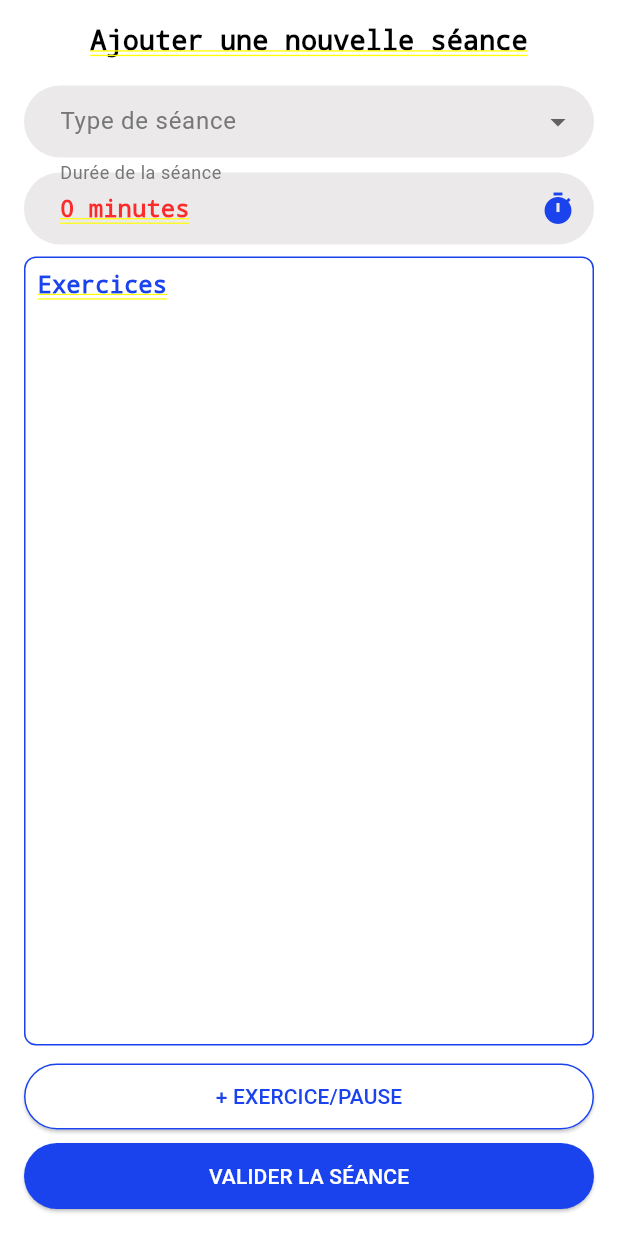
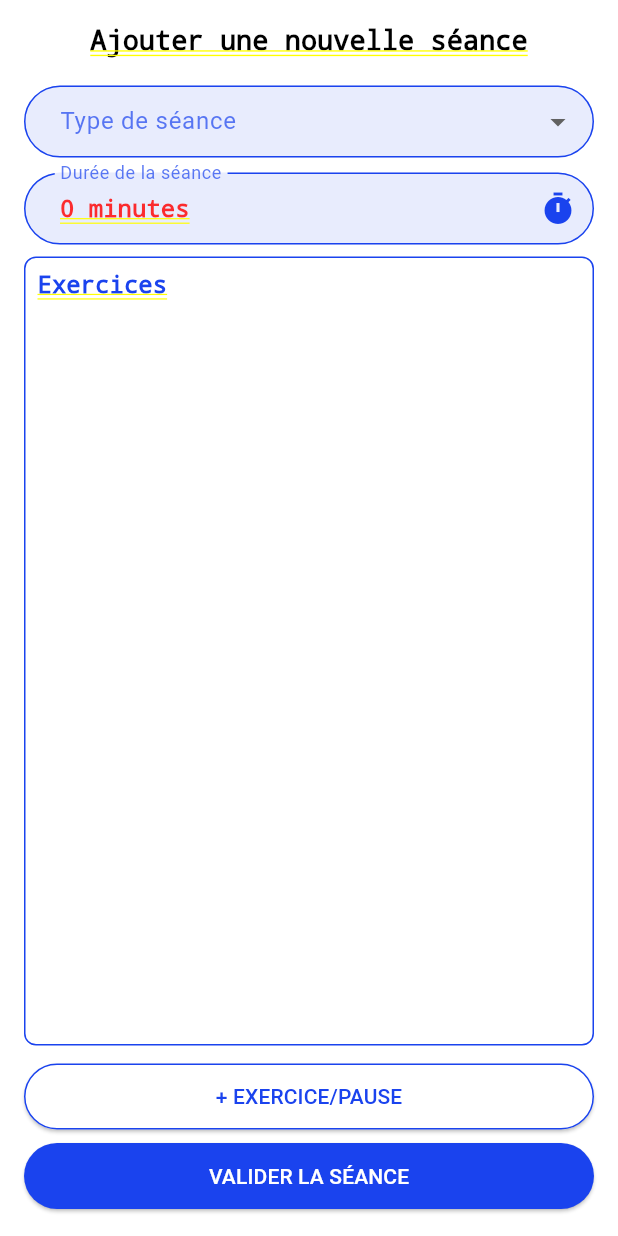
Before and after one commit to Andemion/Zenfit, a Flutter app: the PlanningScreen screen opened by its route, on a phone screen of 412 x 824 dp. Run offline on Flutter 3.47's test engine with Material 3 defaults, Android fonts, the phone set to English and light mode, and no system bars; our stand-ins replace firebase_auth, firebase_core, google_sign_in, speech_to_text, sqflite; accounts and stored records are empty.

Commit message:
Application du theme sur l'ensemble des styles

```diff
--- a/zenfit/lib/style/box_decoration.dart
+++ b/zenfit/lib/style/box_decoration.dart
@@ -1,11 +1,21 @@
 import 'package:flutter/material.dart';
+import 'package:provider/provider.dart';
+import 'package:zenfit/themes/color.dart';
 
-final BoxDecoration whiteBox = BoxDecoration(
-    border: Border.all(color: const Color(0xFF1A43EE)),
+BoxDecoration whiteBox(BuildContext context) {
+  Color themeColor = Provider.of<ThemeColorProvider>(context).themeColor;
+  return BoxDecoration(
+    border: Border.all(color: themeColor),
     borderRadius: BorderRadius.circular(8),
-);
+  );
+}
 
-final BoxDecoration greyBox = BoxDecoration(
-    color: const Color(0xFFEBE9E9),
+BoxDecoration greyBox(BuildContext context) {
+  Color themeColor = Provider.of<ThemeColorProvider>(context).themeColor;
+  return BoxDecoration(
+    color: Theme.of(context).brightness == Brightness.dark
+        ? const Color(0xFF333333)
+        : const Color(0xFFEBE9E9),
     borderRadius: BorderRadius.circular(50),
-);
+  );
+}
--- a/zenfit/lib/style/button_style.dart
+++ b/zenfit/lib/style/button_style.dart
@@ -1,16 +1,24 @@
 import 'package:flutter/material.dart';
+import 'package:provider/provider.dart';
+import 'package:zenfit/themes/color.dart';
 
-final ButtonStyle BleuButtonStyle = ElevatedButton.styleFrom(
+ButtonStyle BleuButtonStyle(BuildContext context) {
+  Color themeColor = Provider.of<ThemeColorProvider>(context).themeColor;
+  return ElevatedButton.styleFrom(
     iconColor: Colors.white,
     foregroundColor: Colors.white,
-  backgroundColor: const Color(0xFF1A43EE),
+    backgroundColor: themeColor,
     padding: const EdgeInsets.symmetric(vertical: 12.0, horizontal: 25.0),
   );
+}
 
-final ButtonStyle WhiteButtonStyle = ElevatedButton.styleFrom(
-  iconColor: const Color(0xFF1A43EE),
-  foregroundColor: const Color(0xFF1A43EE),
+ButtonStyle WhiteButtonStyle(BuildContext context) {
+  Color themeColor = Provider.of<ThemeColorProvider>(context).themeColor;
+  return ElevatedButton.styleFrom(
+    iconColor: themeColor,
+    foregroundColor: themeColor,
     backgroundColor: Colors.white,
-  side: const BorderSide(color: Color(0xFF1A43EE)),
+    side: BorderSide(color: themeColor),
     padding: const EdgeInsets.symmetric(vertical: 12.0, horizontal: 25.0),
   );
+}
--- a/zenfit/lib/style/icon_theme.dart
+++ b/zenfit/lib/style/icon_theme.dart
@@ -1,10 +1,18 @@
 import 'package:flutter/material.dart';
+import 'package:provider/provider.dart';
+import 'package:zenfit/themes/color.dart';
 
-final IconThemeData whiteIcon = IconThemeData(
-  color: Colors.white,
-);
+IconThemeData whiteIcon(BuildContext context) {
+  Color themeColor = Provider.of<ThemeColorProvider>(context).themeColor;
+  return IconThemeData(
+    color: Colors.white,
+  );
+}
 
-final Icon timerIconStyle = Icon(
-  Icons.timer,
-  color: Color(0xFF1A43EE)
-);
+Icon timerIconStyle(BuildContext context) {
+  Color themeColor = Provider.of<ThemeColorProvider>(context).themeColor;
+  return Icon(
+    Icons.timer,
+    color: themeColor,
+  );
+}
--- a/zenfit/lib/style/input_decoration.dart
+++ b/zenfit/lib/style/input_decoration.dart
@@ -1,17 +1,23 @@
 import 'package:flutter/material.dart';
+import 'package:provider/provider.dart';
+import 'package:zenfit/themes/color.dart';
 
-final InputDecoration greyInput = InputDecoration(
-  labelStyle: const TextStyle(color: Color(0xFF777777)),
+InputDecoration greyInput(BuildContext context) {
+  Color themeColor = Provider.of<ThemeColorProvider>(context).themeColor;
+
+  return InputDecoration(
+    labelStyle: TextStyle(color: themeColor.withOpacity(0.7)),
     filled: true,
-  fillColor: const Color(0xFFEBE9E9),
+    fillColor: themeColor.withOpacity(0.1),
     border: InputBorder.none,
     focusedBorder: OutlineInputBorder(
       borderRadius: BorderRadius.circular(30.0),
-    borderSide: const BorderSide(color: Colors.transparent),
+      borderSide: BorderSide(color: themeColor),
     ),
     enabledBorder: OutlineInputBorder(
       borderRadius: BorderRadius.circular(30.0),
-    borderSide: const BorderSide(color: Colors.transparent),
+      borderSide: BorderSide(color: themeColor),
     ),
-  contentPadding: const EdgeInsets.symmetric(horizontal: 20.0)
+    contentPadding: const EdgeInsets.symmetric(horizontal: 20.0),
   );
+}
--- a/zenfit/lib/style/text_style.dart
+++ b/zenfit/lib/style/text_style.dart
@@ -1,22 +1,32 @@
 import 'package:flutter/material.dart';
+import 'package:provider/provider.dart';
+import 'package:zenfit/themes/color.dart';
 
-final TextStyle TitleStyle = TextStyle(
+TextStyle TitleStyle = const TextStyle(
   color: Color(0xFF000000),
   fontSize: 40,
   fontWeight: FontWeight.bold,
 );
 
-final TextStyle ContentTextStyle = TextStyle(
-  color: Colors.black,
+TextStyle ContentTextStyle(BuildContext context) {
+  return TextStyle(
+    color: Theme.of(context).brightness == Brightness.dark
+      ? Colors.white
+      : Colors.black,
     fontSize: 18,
   );
+}
 
-final TextStyle BleuTitleXSTextStyle = TextStyle(
-  color: const Color(0xFF1A43EE),
+TextStyle BleuTitleXSTextStyle(BuildContext context) {
+  Color themeColor = Provider.of<ThemeColorProvider>(context).themeColor;
+
+  return TextStyle(
+    color: themeColor,
     fontSize: 16,
     fontWeight: FontWeight.bold,
   );
+}
 
-final TextStyle whiteTextStyle = TextStyle(
+TextStyle whiteTextStyle = const TextStyle(
   color: Colors.white,
 );
--- a/zenfit/lib/themes/color.dart
+++ b/zenfit/lib/themes/color.dart
@@ -1,7 +1,7 @@
 import 'package:flutter/material.dart';
 
 class ThemeColorProvider with ChangeNotifier {
-  Color _themeColor = const Color(0xFF1A43EE); // Valeur par défaut (Bleu)
+  Color _themeColor = const Color(0xFF1A43EE);
 
   Color get themeColor => _themeColor;
 
@@ -19,6 +19,6 @@ class ThemeColorProvider with ChangeNotifier {
       default:
         _themeColor = Colors.blue;
     }
-    notifyListeners(); // Notifie tous les widgets qui écoutent ce provider
+    notifyListeners();
   }
 }
--- a/zenfit/lib/themes/dark_mode.dart
+++ b/zenfit/lib/themes/dark_mode.dart
@@ -1,12 +1,12 @@
 import 'package:flutter/material.dart';
 
 class DarkModeProvider with ChangeNotifier {
-  bool _isDarkMode = false; // Par défaut, le mode sombre est désactivé
+  bool _isDarkMode = false;
 
   bool get isDarkMode => _isDarkMode;
 
   void toggleDarkMode() {
-    _isDarkMode = !_isDarkMode; // Inverse le mode sombre
-    notifyListeners(); // Notifie les widgets qui écoutent ce provider
+    _isDarkMode = !_isDarkMode;
+    notifyListeners();
   }
 }
--- a/zenfit/lib/views/planning_screen.dart
+++ b/zenfit/lib/views/planning_screen.dart
@@ -149,10 +149,10 @@ class _PlanningScreenState extends State<PlanningScreen> {
       child: Column(
         crossAxisAlignment: CrossAxisAlignment.center,
         children: [
-          Text('Ajouter une nouvelle séance', style: ContentTextStyle),
+          Text('Ajouter une nouvelle séance', style: ContentTextStyle(context)),
           SizedBox(height: 20),
           DropdownButtonFormField<String>(
-            decoration: greyInput.copyWith(labelText: 'Type de séance'),
+            decoration: greyInput(context).copyWith(labelText: 'Type de séance'),
             value: _selectedType,
             items: _types.map((type) {
               return DropdownMenuItem(
@@ -171,9 +171,9 @@ class _PlanningScreenState extends State<PlanningScreen> {
           GestureDetector(
             onTap: _selectDuration,
             child: InputDecorator(
-              decoration: greyInput.copyWith(
+              decoration: greyInput(context).copyWith(
                 labelText: 'Durée de la séance',
-                suffixIcon: timerIconStyle,
+                suffixIcon: timerIconStyle(context),
               ),
               child: Text(
                 '${_selectedDuration.inMinutes} minutes',
@@ -185,14 +185,14 @@ class _PlanningScreenState extends State<PlanningScreen> {
           Expanded(
             child: Container(
               padding: EdgeInsets.all(8),
-              decoration: whiteBox,
+              decoration: whiteBox(context),
               height: 200,
               child: Column(
                 crossAxisAlignment: CrossAxisAlignment.start,
                 children: [
                   Text(
                     'Exercices',
-                    style: BleuTitleXSTextStyle,
+                    style: BleuTitleXSTextStyle(context),
                   ),
                   SizedBox(height: 8),
                   Expanded(
@@ -202,7 +202,7 @@ class _PlanningScreenState extends State<PlanningScreen> {
                         itemBuilder: (context, index) {
                           final exercise = _exercises[index];
                           return Container(
-                            decoration: greyBox,
+                            decoration: greyBox(context),
                             margin: const EdgeInsets.symmetric(vertical: 3),
                             padding: const EdgeInsets.symmetric(horizontal: 10, vertical: 8),
                             child: Row(
@@ -215,12 +215,10 @@ class _PlanningScreenState extends State<PlanningScreen> {
                                 if ( _selectedType == 'AMRAP' || _selectedType == 'EMOM')
                                   Text(
                                     '${exercise.number} rep',
-                                    style: TextStyle(color: Colors.black54),
                                   ),
                                 if ( _selectedType == 'HIIT')
                                   Text(
                                     '${exercise.duration.inSeconds} Sec',
-                                    style: TextStyle(color: Colors.black54),
                                   ),
                               ],
                             ),
@@ -240,7 +238,7 @@ class _PlanningScreenState extends State<PlanningScreen> {
                 width: double.infinity,
                 child: ElevatedButton(
                   onPressed: () => navigateToPage(context),
-                  style: WhiteButtonStyle,
+                  style: WhiteButtonStyle(context),
                   child: const Text('+ EXERCICE/PAUSE'),
                 ),
               ),
@@ -249,7 +247,7 @@ class _PlanningScreenState extends State<PlanningScreen> {
                 width: double.infinity,
                 child: ElevatedButton(
                   onPressed: _validateSeance,
-                  style: BleuButtonStyle,
+                  style: BleuButtonStyle(context),
                   child: const Text('VALIDER LA SÉANCE'),
                 ),
               ),
```
Also changed, not shown: zenfit/lib/views/home_screen.dart (+10 -7 lines), zenfit/lib/views/signin_screen.dart (+4 -4 lines), zenfit/lib/widgets/amrap_widget.dart (+5 -5 lines), zenfit/lib/widgets/emom_widget.dart (+5 -5 lines), zenfit/lib/widgets/hiit_widget.dart (+4 -4 lines), zenfit/lib/widgets/planify_session_widget.dart (+6 -6 lines). Lines whose indentation alone changed are shown as unchanged.
